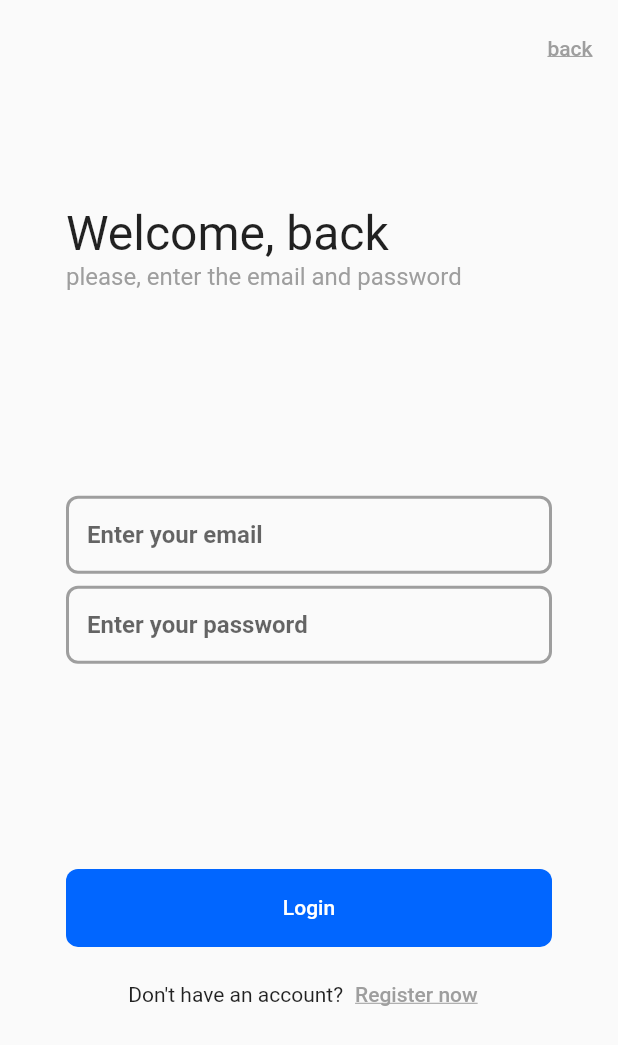
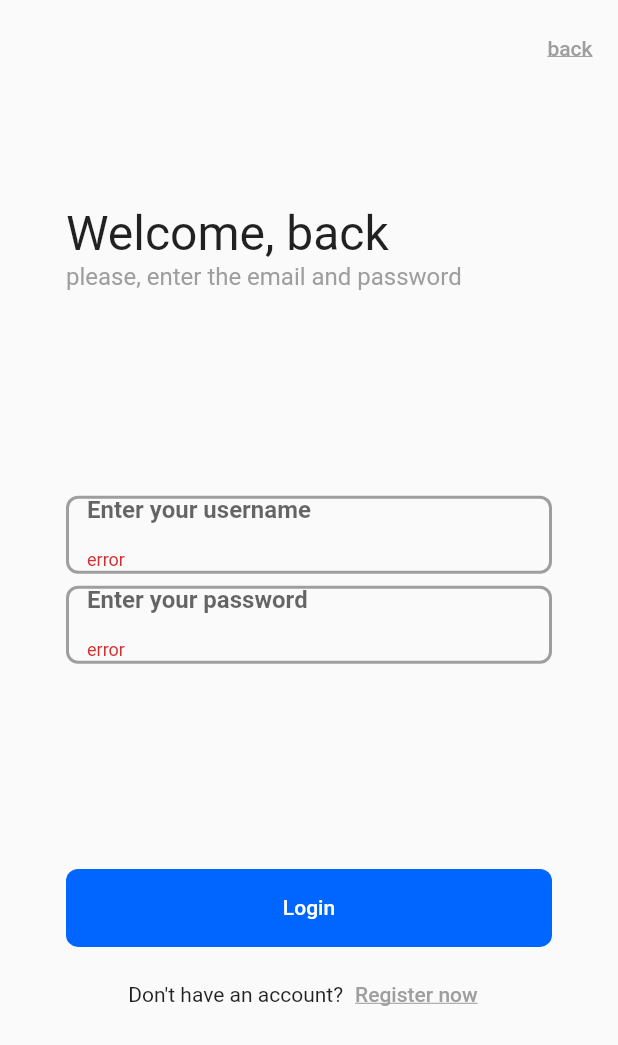
Before and after one commit to Amarin-AMR/blog_mobile, a Flutter app: the LoginPage screen opened directly, on a phone screen of 412 x 824 dp. Shown: the top 1045 px of the screen. Run offline on Flutter 3.47's test engine with Material 2 defaults, Android fonts, the phone set to English and light mode, and no system bars; our stand-ins replace dio, jwt_decoder, shared_preferences; accounts and stored records are empty; generated files the repository leaves out were written again.

Commit message:
connect login, get token ,use shared pef

```diff
--- /dev/null
+++ b/lib/models/auth/auth_login.dart
@@ -0,0 +1,19 @@
+// External Modules
+import 'package:json_annotation/json_annotation.dart';
+
+part 'auth_login.g.dart';
+
+@JsonSerializable()
+class AuthLogin {
+  @JsonKey(name: 'access_token', defaultValue: '')
+  String? token;
+
+  AuthLogin({
+    this.token,
+  });
+
+  factory AuthLogin.fromJson(Map<String, dynamic> json) =>
+      _$AuthLoginFromJson(json);
+
+  Map<String, dynamic> toJson() => _$AuthLoginToJson(this);
+}
--- a/lib/models/auth/auth_regis.dart
+++ b/lib/models/auth/auth_regis.dart
@@ -6,7 +6,7 @@ part 'auth_regis.g.dart';
 @JsonSerializable()
 class AuthRegis {
   @JsonKey(name: 'name')
-  String? mobileNumber;
+  String? name;
 
   @JsonKey(name: 'email')
   String? email;
@@ -21,7 +21,7 @@ class AuthRegis {
   DateTime? createAt;
 
   AuthRegis({
-    this.mobileNumber,
+    this.name,
     this.email,
     this.username,
     this.createAt,
--- a/lib/views/login_page/screen.dart
+++ b/lib/views/login_page/screen.dart
@@ -1,13 +1,23 @@
+import 'package:blog_mobile/base/base_screen.dart';
+import 'package:blog_mobile/views/blog_page/screen.dart';
+import 'package:blog_mobile/views/login_page/viewmodel.dart';
 import 'package:blog_mobile/views/regis_page/screen.dart';
 import 'package:flutter/material.dart';
 
-class LoginPage extends StatelessWidget {
+class LoginPage extends StatefulWidget {
   const LoginPage({super.key});
 
   @override
+  LoginPageState createState() => LoginPageState();
+}
+
+class LoginPageState extends State<LoginPage> {
+  @override
   Widget build(BuildContext context) {
-    TextEditingController emailController = TextEditingController();
+    TextEditingController usernameController = TextEditingController();
     TextEditingController passwordController = TextEditingController();
+    return BaseScreen(
+        builder: ((context, model, child) {
           return Scaffold(
             appBar: AppBar(
               automaticallyImplyLeading: false,
@@ -43,12 +53,14 @@ class LoginPage extends StatelessWidget {
                     _welcomeText(),
                     _form(
                       context,
-                emailController: emailController,
+                      model: model,
+                      usernameController: usernameController,
                       passController: passwordController,
                     ),
                     _loginButton(
                       context,
-                emailController: emailController,
+                      model: model,
+                      emailController: usernameController,
                       passController: passwordController,
                     ),
                   ],
@@ -56,7 +68,8 @@ class LoginPage extends StatelessWidget {
               ),
             ),
           );
-  }
+        }),
+        model: LoginViewModel(context: context));
   }
 
   Widget _welcomeText() {
@@ -83,19 +96,22 @@ Widget _welcomeText() {
 
   Widget _form(
     BuildContext context, {
-  required TextEditingController? emailController,
+    required TextEditingController? usernameController,
     required TextEditingController? passController,
+    required LoginViewModel model,
   }) {
     return Column(
       children: [
         _textformfield(
-        type: 'email',
-        controller: emailController,
+          model: model,
+          type: 'username',
+          controller: usernameController,
         ),
         const SizedBox(
           height: 8.0,
         ),
         _textformfield(
+          model: model,
           type: 'password',
           controller: passController,
         ),
@@ -105,6 +121,7 @@ Widget _form(
 
   Widget _textformfield({
     required String? type,
+    required LoginViewModel model,
     required TextEditingController? controller,
   }) {
     return Container(
@@ -116,8 +133,17 @@ Widget _textformfield({
       ),
       height: 52,
       child: TextFormField(
+        onChanged: (value) {
+          if (type == 'username') {
+            model.username = value;
+          } else if (type == 'password') {
+            model.password = value;
+          }
+        },
+        obscureText: type == 'password' ? true : false,
         controller: controller,
         decoration: InputDecoration(
+          errorText: (controller?.text.toString() == '') ? 'error' : null,
           hintText: 'Enter your $type',
           contentPadding: const EdgeInsets.all(12),
           border: InputBorder.none,
@@ -134,6 +160,7 @@ Widget _loginButton(
     BuildContext context, {
     required TextEditingController? emailController,
     required TextEditingController? passController,
+    required LoginViewModel model,
   }) {
     return Column(
       children: [
@@ -141,9 +168,19 @@ Widget _loginButton(
           height: 52,
           width: double.infinity,
           child: ElevatedButton(
-          onPressed: () {
-            debugPrint(emailController!.text.toString());
-            debugPrint(passController!.text.toString());
+            onPressed: () async {
+              final navigator = Navigator.push(
+                context,
+                MaterialPageRoute(
+                  builder: (BuildContext context) => const BlogPage(),
+                ),
+              );
+              var response = await model.loginData();
+              if (model.password == '' || model.username == '') {
+              } else {
+                debugPrint(response.token);
+                navigator;
+              }
             },
             style: ElevatedButton.styleFrom(
               elevation: 0,
@@ -184,3 +221,4 @@ Widget _loginButton(
       ],
     );
   }
+}
--- a/lib/views/login_page/viewmodel.dart
+++ b/lib/views/login_page/viewmodel.dart
@@ -0,0 +1,51 @@
+import 'package:blog_mobile/base/base_viewmodel.dart';
+import 'package:blog_mobile/models/auth/auth_login.dart';
+import 'package:blog_mobile/repository/auth_repository.dart';
+
+import 'package:flutter/material.dart';
+import 'package:jwt_decoder/jwt_decoder.dart';
+import 'package:shared_preferences/shared_preferences.dart';
+
+class LoginViewModel extends BaseViewModel {
+  final AuthenticationRepository _authenticatorResponse =
+      AuthenticationRepository();
+
+  LoginViewModel({required BuildContext context});
+
+  String _username = '';
+
+  String _password = '';
+
+  String _token = '';
+
+  Map<String, dynamic>? _decodeToken;
+
+  String get username => _username;
+
+  String get password => _password;
+
+  set username(String value) {
+    _username = value;
+  }
+
+  set password(String value) {
+    _password = value;
+  }
+
+  Future<AuthLogin> loginData() async {
+    loading = true;
+    final SharedPreferences prefs = await SharedPreferences.getInstance();
+    var response =
+        await _authenticatorResponse.requestLogin(_username, _password);
+
+    if (response.token != null) {
+      _token = response.token!;
+      _decodeToken = JwtDecoder.decode(_token);
+      await prefs.setInt('token', _decodeToken!['id']);
+      // debugPrint(decodeToken?['id'].toString());
+    }
+    loading = false;
+
+    return response;
+  }
+}
```
Also changed, not shown: lib/repository/auth_repository.dart (+6 -5 lines). Lines whose indentation alone changed are shown as unchanged.
